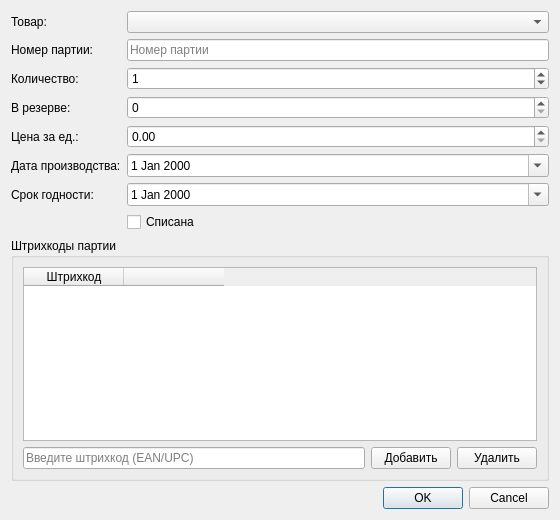
MikhailBersenev/easyPOS, file ui/batcheditdialog.ui: the form before one commit.
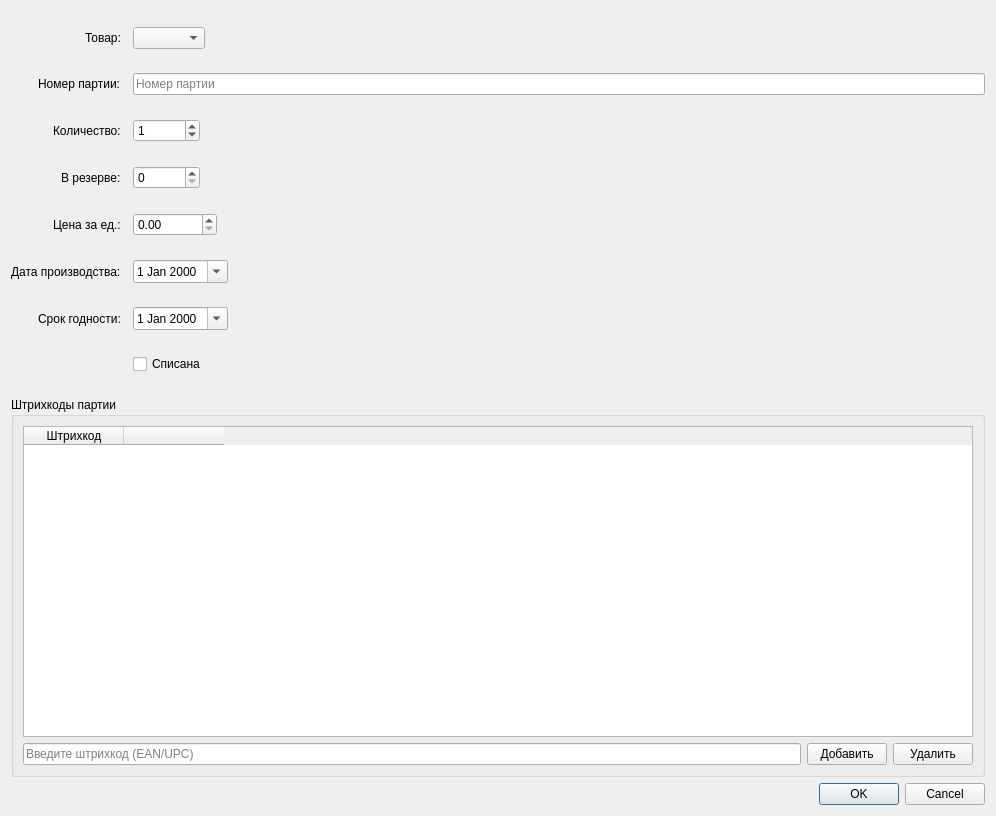
The form after the commit.

```diff
--- a/ui/batcheditdialog.ui
+++ b/ui/batcheditdialog.ui
@@ -6,8 +6,8 @@
    <rect>
     <x>0</x>
     <y>0</y>
-    <width>560</width>
-    <height>520</height>
+    <width>996</width>
+    <height>816</height>
    </rect>
   </property>
   <property name="minimumSize">
@@ -22,6 +22,18 @@
   <layout class="QVBoxLayout" name="mainLayout">
    <item>
     <layout class="QFormLayout" name="formLayout">
+     <property name="fieldGrowthPolicy">
+      <enum>QFormLayout::FieldGrowthPolicy::ExpandingFieldsGrow</enum>
+     </property>
+     <property name="labelAlignment">
+      <set>Qt::AlignmentFlag::AlignRight|Qt::AlignmentFlag::AlignTrailing|Qt::AlignmentFlag::AlignVCenter</set>
+     </property>
+     <property name="horizontalSpacing">
+      <number>12</number>
+     </property>
+     <property name="verticalSpacing">
+      <number>8</number>
+     </property>
      <item row="0" column="0">
       <widget class="QLabel" name="goodLabel">
        <property name="text">
@@ -99,7 +111,7 @@
         <number>2</number>
        </property>
        <property name="maximum">
-        <double>99999999.990000000000000</double>
+        <double>99999999.989999994635582</double>
        </property>
        <property name="value">
         <double>0.000000000000000</double>
```
Left out of the diff: 14 changed lines with no effect on the pictures.
